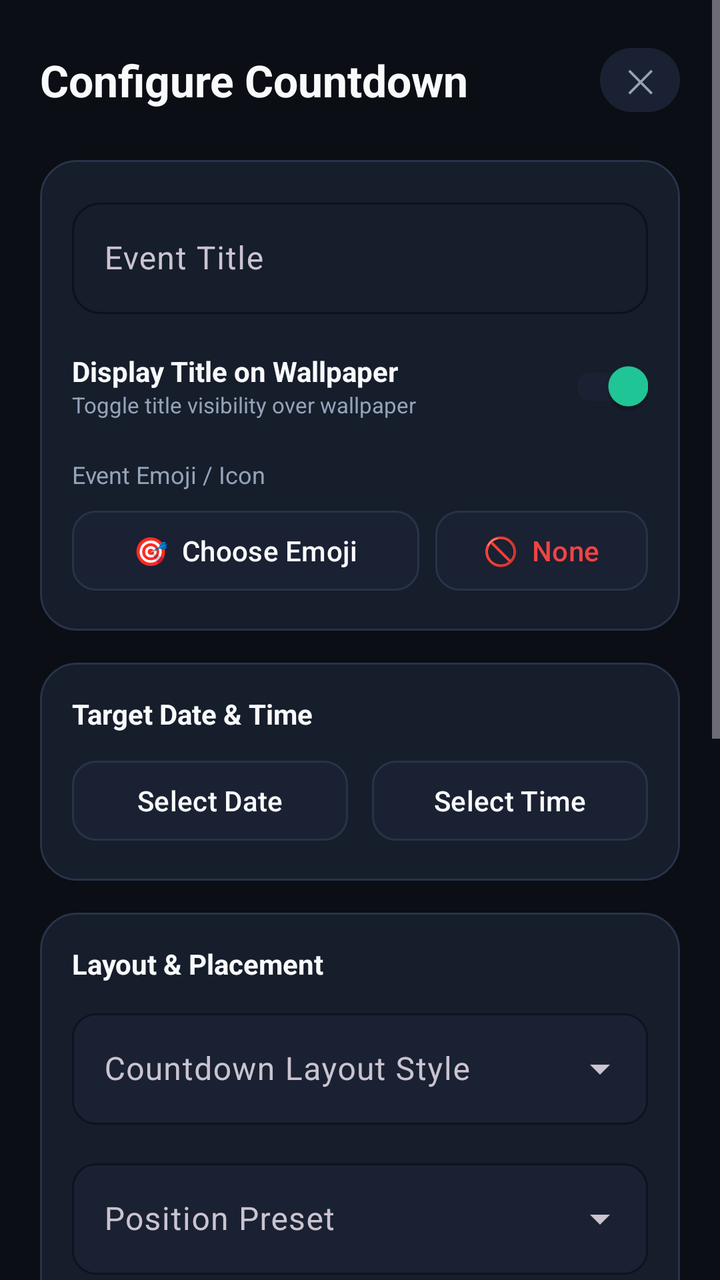
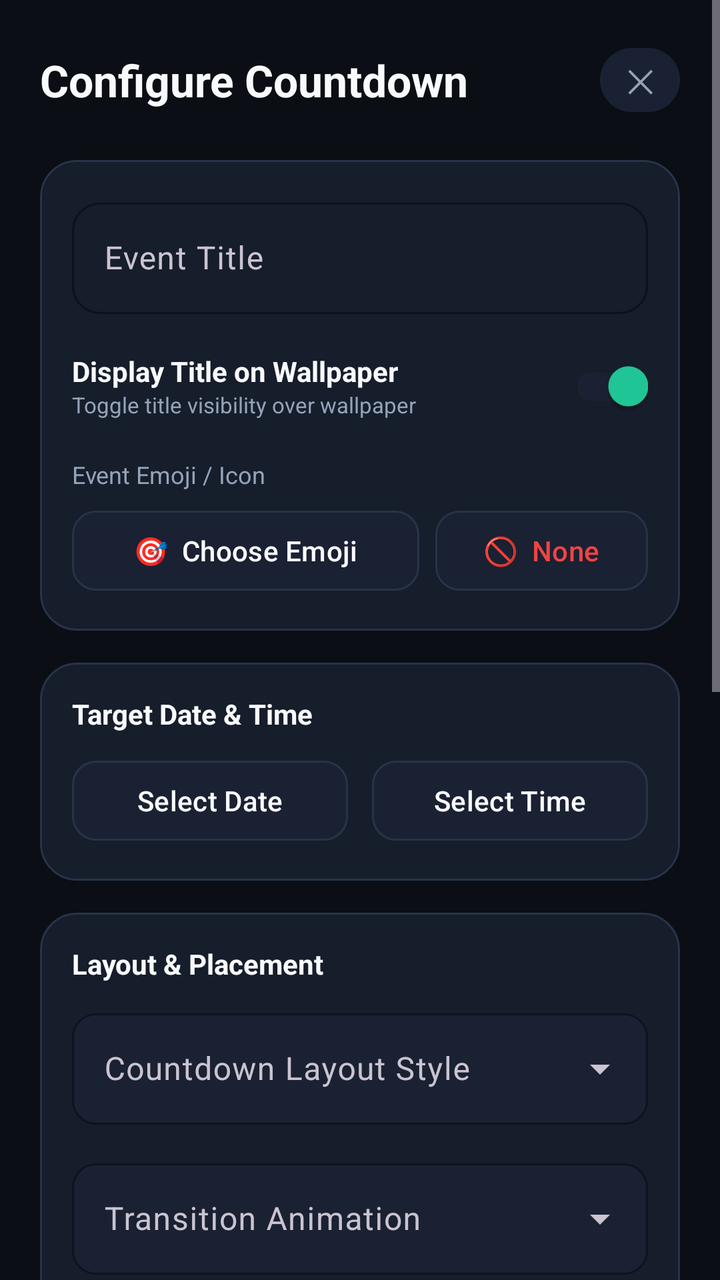

Screens rendered from an Android XML layout before and after an edit, with the pre-edit source and the edit as a unified diff.
<!-- AndroidManifest.xml: application theme Theme.DayDrift -->
<!-- res/layout/dialog_counter_editor.xml -->
<?xml version="1.0" encoding="utf-8"?>
<ScrollView xmlns:android="http://schemas.android.com/apk/res/android"
    xmlns:app="http://schemas.android.com/apk/res-auto"
    android:layout_width="match_parent"
    android:layout_height="match_parent"
    android:background="@color/bg_dark"
    android:fitsSystemWindows="true"
    android:fillViewport="true">

    <LinearLayout
        android:layout_width="match_parent"
        android:layout_height="wrap_content"
        android:orientation="vertical"
        android:padding="20dp">

        
        <LinearLayout
            android:layout_width="match_parent"
            android:layout_height="wrap_content"
            android:orientation="horizontal"
            android:gravity="center_vertical"
            android:layout_marginBottom="20dp">

            <TextView
                android:id="@+id/dialogTitle"
                android:layout_width="0dp"
                android:layout_height="wrap_content"
                android:layout_weight="1"
                android:text="Configure Countdown"
                android:textColor="@color/text_primary"
                android:textSize="22sp"
                android:textStyle="bold" />

            <com.google.android.material.button.MaterialButton
                android:id="@+id/btnCloseDialog"
                android:layout_width="40dp"
                android:layout_height="40dp"
                android:text="✕"
                android:textColor="@color/text_secondary"
                android:textSize="16sp"
                android:backgroundTint="@color/bg_surface_elevated"
                app:cornerRadius="20dp"
                android:padding="0dp" />
        </LinearLayout>

        
        <LinearLayout
            android:layout_width="match_parent"
            android:layout_height="wrap_content"
            android:orientation="vertical"
            android:background="@drawable/bg_card"
            android:padding="16dp"
            android:layout_marginBottom="16dp">

            <com.google.android.material.textfield.TextInputLayout
                android:layout_width="match_parent"
                android:layout_height="wrap_content"
                android:hint="Event Title"
                app:boxBackgroundColor="@color/bg_surface_card"
                app:boxStrokeColor="@color/primary"
                app:boxCornerRadiusTopStart="14dp"
                app:boxCornerRadiusTopEnd="14dp"
                app:boxCornerRadiusBottomStart="14dp"
                app:boxCornerRadiusBottomEnd="14dp"
                android:layout_marginBottom="12dp">

                <com.google.android.material.textfield.TextInputEditText
                    android:id="@+id/inputTitle"
                    android:layout_width="match_parent"
                    android:layout_height="wrap_content"
                    android:textColor="@color/text_primary"
                    android:maxLines="1" />
            </com.google.android.material.textfield.TextInputLayout>

            
            <LinearLayout
                android:layout_width="match_parent"
                android:layout_height="wrap_content"
                android:orientation="horizontal"
                android:gravity="center_vertical"
                android:layout_marginBottom="12dp">

                <LinearLayout
                    android:layout_width="0dp"
                    android:layout_height="wrap_content"
                    android:layout_weight="1"
                    android:orientation="vertical">

                    <TextView
                        android:layout_width="wrap_content"
                        android:layout_height="wrap_content"
                        android:text="Display Title on Wallpaper"
                        android:textColor="@color/text_primary"
                        android:textSize="14sp"
                        android:textStyle="bold" />

                    <TextView
                        android:layout_width="wrap_content"
                        android:layout_height="wrap_content"
                        android:text="Toggle title visibility over wallpaper"
                        android:textColor="@color/text_secondary"
                        android:textSize="11sp" />
                </LinearLayout>

                <com.google.android.material.switchmaterial.SwitchMaterial
                    android:id="@+id/switchShowTitle"
                    android:layout_width="wrap_content"
                    android:layout_height="wrap_content"
                    android:checked="true"
                    app:thumbTint="@color/primary"
                    app:trackTint="@color/bg_surface_elevated" />
            </LinearLayout>

            
            <TextView
                android:layout_width="wrap_content"
                android:layout_height="wrap_content"
                android:text="Event Emoji / Icon"
                android:textColor="@color/text_secondary"
                android:textSize="12sp"
                android:layout_marginBottom="6dp" />

            <LinearLayout
                android:layout_width="match_parent"
                android:layout_height="wrap_content"
                android:orientation="horizontal"
                android:gravity="center_vertical">

                <com.google.android.material.button.MaterialButton
                    android:id="@+id/btnEmojiPicker"
                    android:layout_width="0dp"
                    android:layout_height="wrap_content"
                    android:layout_weight="1"
                    android:text="🎯  Choose Emoji"
                    android:textAllCaps="false"
                    android:textColor="@color/text_primary"
                    android:backgroundTint="@color/bg_surface_elevated"
                    app:strokeColor="@color/border_card"
                    app:strokeWidth="1dp"
                    app:cornerRadius="12dp"
                    android:layout_marginEnd="8dp" />

                <com.google.android.material.button.MaterialButton
                    android:id="@+id/btnRemoveEmoji"
                    android:layout_width="wrap_content"
                    android:layout_height="wrap_content"
                    android:text="🚫  None"
                    android:textAllCaps="false"
                    android:textColor="@color/error"
                    android:backgroundTint="@color/bg_surface_elevated"
                    app:strokeColor="@color/border_card"
                    app:strokeWidth="1dp"
                    app:cornerRadius="12dp" />
            </LinearLayout>
        </LinearLayout>

        
        <LinearLayout
            android:layout_width="match_parent"
            android:layout_height="wrap_content"
            android:orientation="vertical"
            android:background="@drawable/bg_card"
            android:padding="16dp"
            android:layout_marginBottom="16dp">

            <TextView
                android:layout_width="wrap_content"
                android:layout_height="wrap_content"
                android:text="Target Date &amp; Time"
                android:textColor="@color/text_primary"
                android:textSize="14sp"
                android:textStyle="bold"
                android:layout_marginBottom="10dp" />

            <LinearLayout
                android:layout_width="match_parent"
                android:layout_height="wrap_content"
                android:orientation="horizontal">

                <com.google.android.material.button.MaterialButton
                    android:id="@+id/btnDatePicker"
                    android:layout_width="0dp"
                    android:layout_height="wrap_content"
                    android:layout_weight="1"
                    android:layout_marginEnd="6dp"
                    android:text="Select Date"
                    android:textAllCaps="false"
                    android:backgroundTint="@color/bg_surface_elevated"
                    android:textColor="@color/text_primary"
                    app:strokeColor="@color/border_card"
                    app:strokeWidth="1dp"
                    app:cornerRadius="12dp" />

                <com.google.android.material.button.MaterialButton
                    android:id="@+id/btnTimePicker"
                    android:layout_width="0dp"
                    android:layout_height="wrap_content"
                    android:layout_weight="1"
                    android:layout_marginStart="6dp"
                    android:text="Select Time"
                    android:textAllCaps="false"
                    android:backgroundTint="@color/bg_surface_elevated"
                    android:textColor="@color/text_primary"
                    app:strokeColor="@color/border_card"
                    app:strokeWidth="1dp"
                    app:cornerRadius="12dp" />
            </LinearLayout>
        </LinearLayout>

        
        <LinearLayout
            android:layout_width="match_parent"
            android:layout_height="wrap_content"
            android:orientation="vertical"
            android:background="@drawable/bg_card"
            android:padding="16dp"
            android:layout_marginBottom="16dp">

            <TextView
                android:layout_width="wrap_content"
                android:layout_height="wrap_content"
                android:text="Layout &amp; Placement"
                android:textColor="@color/text_primary"
                android:textSize="14sp"
                android:textStyle="bold"
                android:layout_marginBottom="10dp" />

            
            <com.google.android.material.textfield.TextInputLayout
                style="@style/Widget.Material3.TextInputLayout.OutlinedBox.ExposedDropdownMenu"
                android:layout_width="match_parent"
                android:layout_height="wrap_content"
                android:hint="Countdown Layout Style"
                app:boxBackgroundColor="@color/bg_surface_elevated"
                app:boxStrokeColor="@color/primary"
                app:boxCornerRadiusTopStart="12dp"
                app:boxCornerRadiusTopEnd="12dp"
                app:boxCornerRadiusBottomStart="12dp"
                app:boxCornerRadiusBottomEnd="12dp"
                android:layout_marginBottom="14dp">

                <AutoCompleteTextView
                    android:id="@+id/menuLayoutStyle"
                    android:layout_width="match_parent"
                    android:layout_height="wrap_content"
                    android:inputType="none"
                    android:textColor="@color/text_primary" />
            </com.google.android.material.textfield.TextInputLayout>

            
            <com.google.android.material.textfield.TextInputLayout
                style="@style/Widget.Material3.TextInputLayout.OutlinedBox.ExposedDropdownMenu"
                android:layout_width="match_parent"
                android:layout_height="wrap_content"
                android:hint="Position Preset"
                app:boxBackgroundColor="@color/bg_surface_elevated"
                app:boxStrokeColor="@color/primary"
                app:boxCornerRadiusTopStart="12dp"
                app:boxCornerRadiusTopEnd="12dp"
                app:boxCornerRadiusBottomStart="12dp"
                app:boxCornerRadiusBottomEnd="12dp"
                android:layout_marginBottom="14dp">

                <AutoCompleteTextView
                    android:id="@+id/menuPositionPreset"
                    android:layout_width="match_parent"
                    android:layout_height="wrap_content"
                    android:inputType="none"
                    android:textColor="@color/text_primary" />
            </com.google.android.material.textfield.TextInputLayout>

            
            <com.google.android.material.button.MaterialButton
                android:id="@+id/btnSelectFont"
                android:layout_width="match_parent"
                android:layout_height="wrap_content"
                android:text="Typography Font: Sans-Serif Bold (100+ Available)"
                android:textAllCaps="false"
                android:backgroundTint="@color/bg_surface_elevated"
                android:textColor="@color/text_primary"
                app:strokeColor="@color/border_card"
                app:strokeWidth="1dp"
                app:cornerRadius="12dp" />
        </LinearLayout>

        
        <LinearLayout
            android:layout_width="match_parent"
            android:layout_height="wrap_content"
            android:orientation="vertical"
            android:background="@drawable/bg_card"
            android:padding="16dp"
            android:layout_marginBottom="24dp">

            <TextView
                android:layout_width="wrap_content"
                android:layout_height="wrap_content"
                android:text="Color &amp; Gradient Engine"
                android:textColor="@color/text_primary"
                android:textSize="14sp"
                android:textStyle="bold"
                android:layout_marginBottom="10dp" />

            
            <com.google.android.material.textfield.TextInputLayout
                style="@style/Widget.Material3.TextInputLayout.OutlinedBox.ExposedDropdownMenu"
                android:layout_width="match_parent"
                android:layout_height="wrap_content"
                android:hint="Digit Color Format"
                app:boxBackgroundColor="@color/bg_surface_elevated"
                app:boxStrokeColor="@color/primary"
                app:boxCornerRadiusTopStart="12dp"
                app:boxCornerRadiusTopEnd="12dp"
                app:boxCornerRadiusBottomStart="12dp"
                app:boxCornerRadiusBottomEnd="12dp"
                android:layout_marginBottom="12dp">

                <AutoCompleteTextView
                    android:id="@+id/menuColorFormat"
                    android:layout_width="match_parent"
                    android:layout_height="wrap_content"
                    android:inputType="none"
                    android:textColor="@color/text_primary" />
            </com.google.android.material.textfield.TextInputLayout>

            
            <com.google.android.material.button.MaterialButton
                android:id="@+id/btnSolidCountColor"
                android:layout_width="match_parent"
                android:layout_height="wrap_content"
                android:text="Choose Solid Color"
                android:textAllCaps="false"
                android:textColor="@color/white"
                app:cornerRadius="12dp"
                android:visibility="gone"
                android:layout_marginBottom="12dp" />

            
            <LinearLayout
                android:id="@+id/layoutCountGradientOptions"
                android:layout_width="match_parent"
                android:layout_height="wrap_content"
                android:orientation="vertical">

                <TextView
                    android:id="@+id/tvCountGradAngle"
                    android:layout_width="wrap_content"
                    android:layout_height="wrap_content"
                    android:text="Gradient Angle: 45°"
                    android:textColor="@color/text_secondary"
                    android:textSize="12sp" />

                <com.google.android.material.slider.Slider
                    android:id="@+id/sliderCountGradAngle"
                    android:layout_width="match_parent"
                    android:layout_height="wrap_content"
                    android:valueFrom="0"
                    android:valueTo="360"
                    android:value="45"
                    android:stepSize="15"
                    app:thumbColor="@color/primary"
                    app:trackColorActive="@color/primary" />

                <LinearLayout
                    android:layout_width="match_parent"
                    android:layout_height="wrap_content"
                    android:orientation="horizontal"
                    android:layout_marginTop="4dp">

                    <com.google.android.material.button.MaterialButton
                        android:id="@+id/btnCountStartColor"
                        android:layout_width="0dp"
                        android:layout_height="wrap_content"
                        android:layout_weight="1"
                        android:layout_marginEnd="6dp"
                        android:text="Start Color"
                        android:textAllCaps="false"
                        android:textColor="@color/white"
                        app:cornerRadius="12dp" />

                    <com.google.android.material.button.MaterialButton
                        android:id="@+id/btnCountEndColor"
                        android:layout_width="0dp"
                        android:layout_height="wrap_content"
                        android:layout_weight="1"
                        android:layout_marginStart="6dp"
                        android:text="End Color"
                        android:textAllCaps="false"
                        android:textColor="@color/white"
                        app:cornerRadius="12dp" />
                </LinearLayout>
            </LinearLayout>

        </LinearLayout>

        
        <LinearLayout
            android:layout_width="match_parent"
            android:layout_height="wrap_content"
            android:orientation="horizontal"
            android:layout_marginBottom="24dp">

            <com.google.android.material.button.MaterialButton
                android:id="@+id/btnCancel"
                android:layout_width="0dp"
                android:layout_height="52dp"
                android:layout_weight="1"
                android:layout_marginEnd="8dp"
                android:text="Cancel"
                android:textAllCaps="false"
                android:backgroundTint="@color/bg_surface_elevated"
                android:textColor="@color/text_secondary"
                app:strokeColor="@color/border_card"
                app:strokeWidth="1dp"
                app:cornerRadius="14dp" />

            <com.google.android.material.button.MaterialButton
                android:id="@+id/btnSave"
                android:layout_width="0dp"
                android:layout_height="52dp"
                android:layout_weight="2"
                android:layout_marginStart="8dp"
                android:text="Save Countdown"
                android:textAllCaps="false"
                android:textStyle="bold"
                android:backgroundTint="@color/primary"
                android:textColor="@color/bg_dark"
                app:cornerRadius="14dp" />
        </LinearLayout>

    </LinearLayout>
</ScrollView>
<!-- resources referenced by this layout -->
<resources>
  <color name="bg_dark">#0B0E14</color>
  <color name="bg_surface_card">#161D2B</color>
  <color name="bg_surface_elevated">#1A2132</color>
  <color name="border_card">#273349</color>
  <color name="error">#EF4444</color>
  <color name="primary">#21C998</color>
  <color name="text_primary">#F8FAFC</color>
  <color name="text_secondary">#94A3B8</color>
  <color name="white">#FFFFFF</color>
  <!-- drawable bg_card (drawable) -->
  <?xml version="1.0" encoding="utf-8"?>
  <shape xmlns:android="http://schemas.android.com/apk/res/android"
      android:shape="rectangle">
      <solid android:color="@color/bg_surface_card" />
      <stroke android:width="1dp" android:color="@color/border_card" />
      <corners android:radius="18dp" />
  </shape>
  <style name="Theme.DayDrift" parent="Theme.Material3.Dark.NoActionBar">
          <item name="colorPrimary">@color/primary</item>
          <item name="colorPrimaryVariant">@color/primary_variant</item>
          <item name="colorSecondary">@color/secondary</item>
          <item name="colorSecondaryVariant">@color/secondary_variant</item>
          <item name="android:windowBackground">@color/bg_dark</item>
          <item name="android:colorBackground">@color/bg_dark</item>
          <item name="colorSurface">@color/bg_surface</item>
          <item name="colorSurfaceVariant">@color/bg_surface_card</item>
          <item name="colorOnSurface">@color/text_primary</item>
          <item name="colorOnPrimary">@color/bg_dark</item>
          <item name="android:statusBarColor">@color/bg_dark</item>
          <item name="android:navigationBarColor">@color/bg_dark</item>
          <item name="android:windowLightStatusBar">false</item>
          <item name="android:windowAnimationStyle">@style/DayDriftAnimation.Activity</item>
      </style>
  <color name="primary_variant">#16A37A</color>
  <color name="secondary">#6366F1</color>
  <color name="secondary_variant">#4F46E5</color>
  <color name="bg_surface">#131824</color>
  <style name="DayDriftAnimation.Activity" parent="@android:style/Animation.Activity">
          <item name="android:activityOpenEnterAnimation">@anim/slide_in_right</item>
          <item name="android:activityOpenExitAnimation">@anim/slide_out_left</item>
          <item name="android:activityCloseEnterAnimation">@anim/slide_in_left</item>
          <item name="android:activityCloseExitAnimation">@anim/slide_out_right</item>
      </style>
</resources>

<!-- the commit's change to res/layout/dialog_counter_editor.xml (unified diff, before → after) -->
@@ -241,6 +241,28 @@
 
                 <AutoCompleteTextView
                     android:id="@+id/menuLayoutStyle"
+                    android:layout_width="match_parent"
+                    android:layout_height="wrap_content"
+                    android:inputType="none"
+                    android:textColor="@color/text_primary" />
+            </com.google.android.material.textfield.TextInputLayout>
+
+            
+            <com.google.android.material.textfield.TextInputLayout
+                style="@style/Widget.Material3.TextInputLayout.OutlinedBox.ExposedDropdownMenu"
+                android:layout_width="match_parent"
+                android:layout_height="wrap_content"
+                android:hint="Transition Animation"
+                app:boxBackgroundColor="@color/bg_surface_elevated"
+                app:boxStrokeColor="@color/primary"
+                app:boxCornerRadiusTopStart="12dp"
+                app:boxCornerRadiusTopEnd="12dp"
+                app:boxCornerRadiusBottomStart="12dp"
+                app:boxCornerRadiusBottomEnd="12dp"
+                android:layout_marginBottom="14dp">
+
+                <AutoCompleteTextView
+                    android:id="@+id/menuAnimationStyle"
                     android:layout_width="match_parent"
                     android:layout_height="wrap_content"
                     android:inputType="none"
